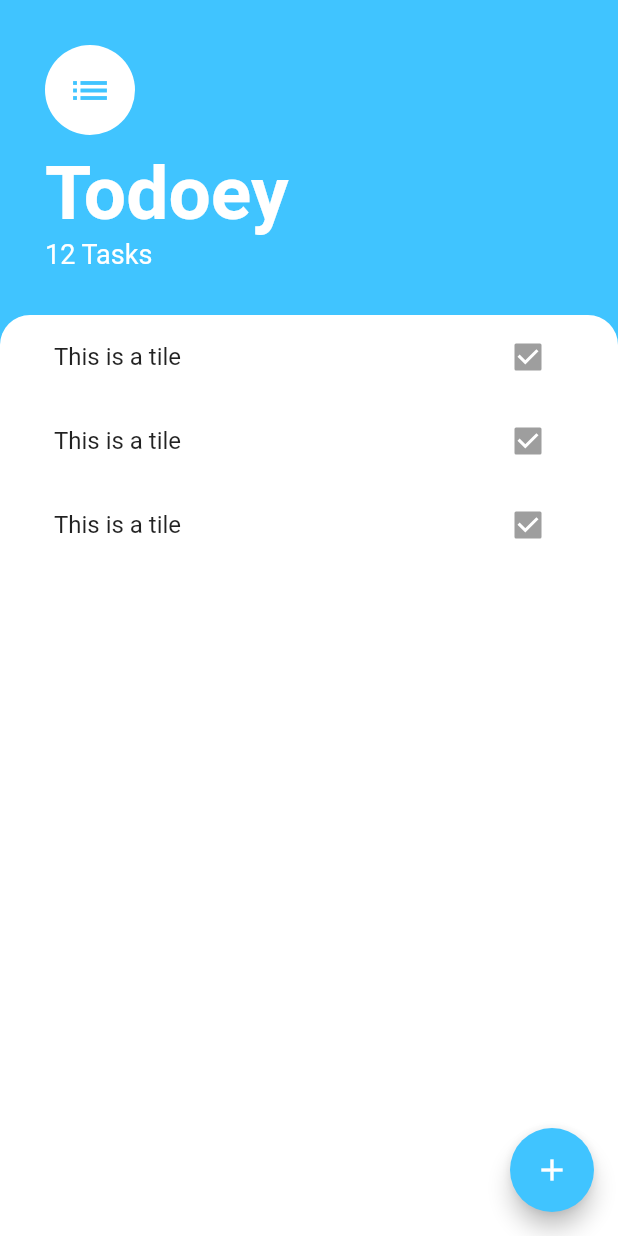
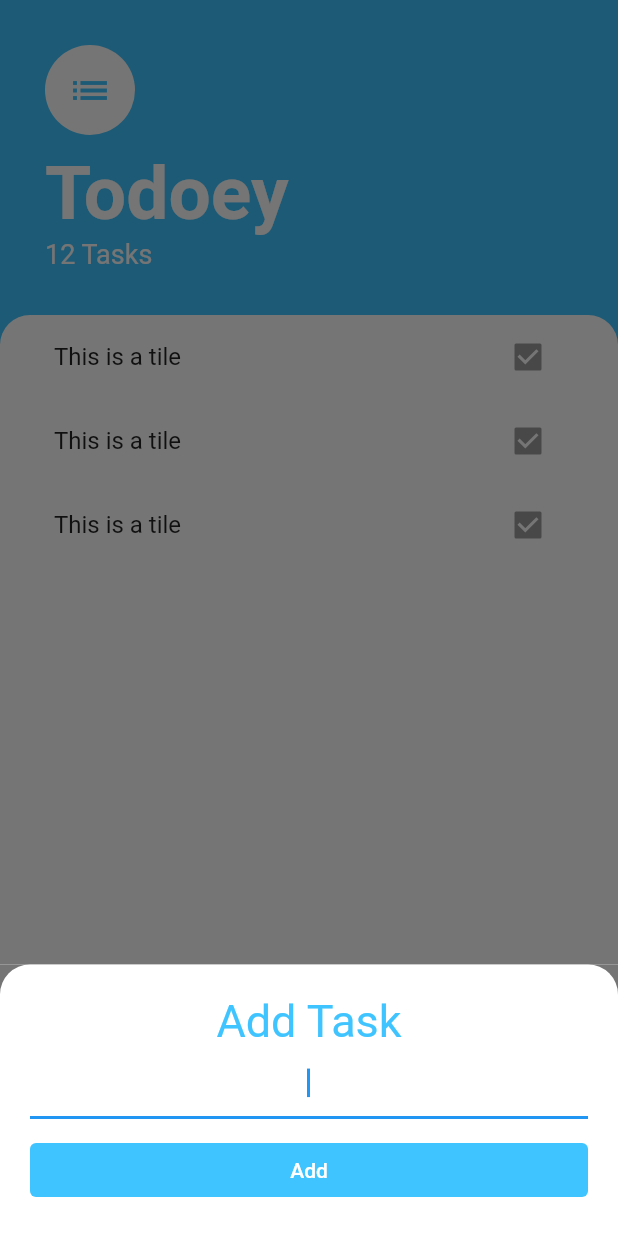
Before and after one commit to palisadoes/todoey-b4-provider, a Flutter app: the screen it shows after launch, after a tap on the "add" icon, on a phone screen of 412 x 824 dp. Run offline on Flutter 3.47's test engine with Material 2 defaults, Android fonts, the phone set to English and light mode, and no system bars.

Commit message:
Completed lesson #199

```diff
--- /dev/null
+++ b/lib/screens/add_task_screen.dart
@@ -0,0 +1,48 @@
+import 'package:flutter/material.dart';
+
+class AddTaskScreen extends StatelessWidget {
+  @override
+  Widget build(BuildContext context) {
+    return Container(
+      color: const Color(0xff757575),
+      child: Container(
+        padding: const EdgeInsets.all(20),
+        decoration: const BoxDecoration(
+          color: Colors.white,
+          borderRadius: BorderRadius.only(
+            topLeft: Radius.circular(20),
+            topRight: Radius.circular(20),
+          ),
+        ),
+        child: Column(
+          crossAxisAlignment: CrossAxisAlignment.stretch,
+          children: [
+            const Text(
+              'Add Task',
+              textAlign: TextAlign.center,
+              style: TextStyle(color: Colors.lightBlueAccent, fontSize: 30),
+            ),
+            const TextField(
+              autofocus: true,
+              textAlign: TextAlign.center,
+            ),
+            Padding(
+              padding: const EdgeInsets.only(top: 10),
+              child: TextButton(
+                style: ButtonStyle(
+                  backgroundColor:
+                      MaterialStateProperty.all(Colors.lightBlueAccent),
+                ),
+                child: const Text(
+                  'Add',
+                  style: TextStyle(color: Colors.white),
+                ),
+                onPressed: null,
+              ),
+            ),
+          ],
+        ),
+      ),
+    );
+  }
+}
--- a/lib/screens/tasks_screen.dart
+++ b/lib/screens/tasks_screen.dart
@@ -1,5 +1,7 @@
 import 'package:flutter/material.dart';
 import 'package:todoey/widgets/tasks_list.dart';
+
+import 'add_task_screen.dart';
 
 class TasksScreen extends StatelessWidget {
   @override
@@ -9,7 +11,19 @@ class TasksScreen extends StatelessWidget {
       floatingActionButton: FloatingActionButton(
         backgroundColor: Colors.lightBlueAccent,
         child: const Icon(Icons.add),
-        onPressed: () {},
+        onPressed: () {
+          showModalBottomSheet(
+            context: context,
+            builder: (BuildContext context) => SingleChildScrollView(
+              child: Container(
+                padding: EdgeInsets.only(
+                    bottom: MediaQuery.of(context).viewInsets.bottom),
+                child: AddTaskScreen(),
+              ),
+            ),
+            isScrollControlled: true,
+          );
+        },
       ),
       body: SafeArea(
         child: Column(
```
